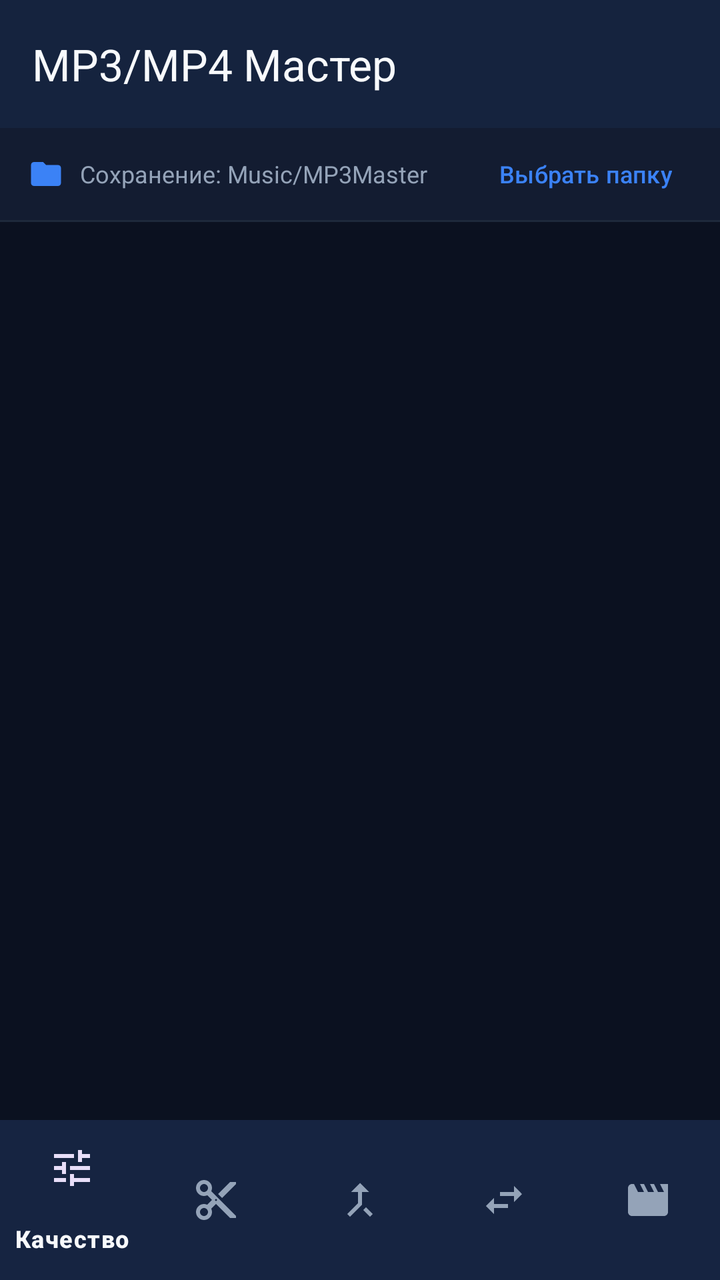
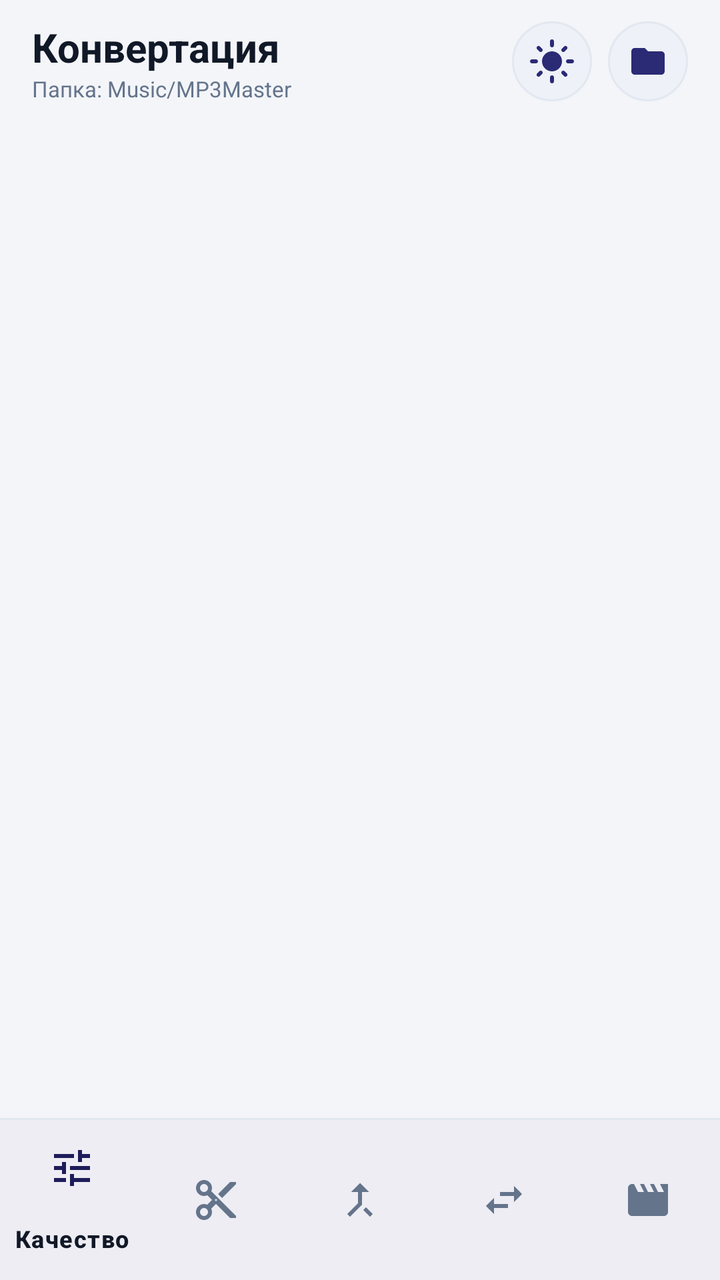

An Android layout rendered at two revisions. The XML below is the earlier revision; the diff shows what the commit changed to produce the second picture.
<!-- AndroidManifest.xml: application theme Theme.MP3Master -->
<!-- res/layout/activity_main.xml -->
<?xml version="1.0" encoding="utf-8"?>
<LinearLayout xmlns:android="http://schemas.android.com/apk/res/android"
    xmlns:app="http://schemas.android.com/apk/res-auto"
    android:id="@+id/rootLayout"
    android:layout_width="match_parent"
    android:layout_height="match_parent"
    android:background="@color/surface_bg"
    android:orientation="vertical">

    <com.google.android.material.appbar.MaterialToolbar
        android:id="@+id/toolbar"
        android:layout_width="match_parent"
        android:layout_height="wrap_content"
        android:background="@color/card_bg"
        android:elevation="2dp"
        app:title="@string/app_name"
        app:titleTextColor="@color/text_primary" />

    
    <LinearLayout
        android:id="@+id/layoutSaveFolderBar"
        android:layout_width="match_parent"
        android:layout_height="wrap_content"
        android:background="@color/card_bg"
        android:gravity="center_vertical"
        android:orientation="horizontal"
        android:paddingHorizontal="14dp"
        android:paddingVertical="6dp">

        <ImageView
            android:layout_width="18dp"
            android:layout_height="18dp"
            android:contentDescription="Папка"
            android:src="@drawable/ic_folder"
            app:tint="@color/primary" />

        <TextView
            android:id="@+id/tvSaveFolderPath"
            android:layout_width="0dp"
            android:layout_height="wrap_content"
            android:layout_marginStart="8dp"
            android:layout_weight="1"
            android:ellipsize="middle"
            android:singleLine="true"
            android:text="Сохранение: Music/MP3Master"
            android:textColor="@color/text_secondary"
            android:textSize="12sp" />

        <com.google.android.material.button.MaterialButton
            android:id="@+id/btnPickSaveFolder"
            style="@style/Widget.Material3.Button.TextButton"
            android:layout_width="wrap_content"
            android:layout_height="34dp"
            android:insetTop="0dp"
            android:insetBottom="0dp"
            android:minWidth="0dp"
            android:paddingHorizontal="10dp"
            android:text="Выбрать папку"
            android:textSize="12sp" />

        <ImageButton
            android:id="@+id/btnResetSaveFolder"
            android:layout_width="30dp"
            android:layout_height="30dp"
            android:background="?attr/selectableItemBackgroundBorderless"
            android:contentDescription="Сбросить папку"
            android:src="@drawable/ic_delete"
            android:visibility="gone"
            app:tint="@color/text_secondary" />
    </LinearLayout>

    <View
        android:layout_width="match_parent"
        android:layout_height="1dp"
        android:background="@color/divider" />

    <FrameLayout
        android:id="@+id/fragmentContainer"
        android:layout_width="match_parent"
        android:layout_height="0dp"
        android:layout_weight="1" />

    <com.google.android.material.bottomnavigation.BottomNavigationView
        android:id="@+id/bottomNav"
        android:layout_width="match_parent"
        android:layout_height="wrap_content"
        android:background="@color/card_bg"
        app:menu="@menu/bottom_nav_menu" />

</LinearLayout>
<!-- resources referenced by this layout -->
<resources>
  <color name="card_bg">#131C31</color>
  <color name="divider">#1E293B</color>
  <color name="primary">#3B82F6</color>
  <color name="surface_bg">#0B1120</color>
  <color name="text_primary">#F8FAFC</color>
  <color name="text_secondary">#94A3B8</color>
  <!-- drawable ic_delete (drawable) -->
  <?xml version="1.0" encoding="utf-8"?>
  <vector xmlns:android="http://schemas.android.com/apk/res/android"
      android:width="20dp"
      android:height="20dp"
      android:viewportWidth="24"
      android:viewportHeight="24">
      <path
          android:fillColor="#FF000000"
          android:pathData="M19,6.41L17.59,5 12,10.59 6.41,5 5,6.41 10.59,12 5,17.59 6.41,19 12,13.41 17.59,19 19,17.59 13.41,12z" />
  </vector>
  <string name="app_name">MP3/MP4 Мастер</string>
  <style name="Theme.MP3Master" parent="Theme.Material3.Dark.NoActionBar">
          <item name="colorPrimary">@color/primary</item>
          <item name="colorPrimaryContainer">@color/primary_container</item>
          <item name="colorOnPrimaryContainer">@color/on_primary_container</item>
          <item name="colorSurface">@color/card_bg</item>
          <item name="colorSurfaceVariant">@color/pill_bg</item>
          <item name="colorOnSurface">@color/text_primary</item>
          <item name="colorOnSurfaceVariant">@color/text_secondary</item>
          <item name="android:colorBackground">@color/surface_bg</item>
          <item name="android:statusBarColor">@color/surface_bg</item>
          <item name="android:navigationBarColor">@color/card_bg</item>
      </style>
  <color name="primary_container">#1E3A8A</color>
  <color name="on_primary_container">#DBEAFE</color>
  <color name="pill_bg">#1E293B</color>
  <!-- unchanged entries left out for length: 1 -->
</resources>

<!-- the commit's change to res/layout/activity_main.xml (unified diff, before → after) -->
@@ -7,61 +7,69 @@
     android:background="@color/surface_bg"
     android:orientation="vertical">
 
-    <com.google.android.material.appbar.MaterialToolbar
-        android:id="@+id/toolbar"
+    
+    <LinearLayout
+        android:id="@+id/topHeaderBar"
         android:layout_width="match_parent"
         android:layout_height="wrap_content"
-        android:background="@color/card_bg"
-        android:elevation="2dp"
-        app:title="@string/app_name"
-        app:titleTextColor="@color/text_primary" />
-
-    
-    <LinearLayout
-        android:id="@+id/layoutSaveFolderBar"
-        android:layout_width="match_parent"
-        android:layout_height="wrap_content"
-        android:background="@color/card_bg"
+        android:background="@color/surface_bg"
         android:gravity="center_vertical"
         android:orientation="horizontal"
-        android:paddingHorizontal="14dp"
-        android:paddingVertical="6dp">
+        android:paddingHorizontal="16dp"
+        android:paddingVertical="10dp">
 
-        <ImageView
-            android:layout_width="18dp"
-            android:layout_height="18dp"
-            android:contentDescription="Папка"
+        <LinearLayout
+            android:layout_width="0dp"
+            android:layout_height="wrap_content"
+            android:layout_weight="1"
+            android:orientation="vertical">
+
+            <TextView
+                android:id="@+id/tvHeaderTitle"
+                android:layout_width="wrap_content"
+                android:layout_height="wrap_content"
+                android:text="Конвертация"
+                android:textColor="@color/text_primary"
+                android:textSize="20sp"
+                android:textStyle="bold" />
+
+            <TextView
+                android:id="@+id/tvSaveFolderPath"
+                android:layout_width="wrap_content"
+                android:layout_height="wrap_content"
+                android:ellipsize="middle"
+                android:singleLine="true"
+                android:text="Папка: Music/MP3Master"
+                android:textColor="@color/text_secondary"
+                android:textSize="11sp" />
+        </LinearLayout>
+
+        <ImageButton
+            android:id="@+id/btnToggleTheme"
+            android:layout_width="40dp"
+            android:layout_height="40dp"
+            android:layout_marginEnd="8dp"
+            android:background="@drawable/bg_tool_circle"
+            android:contentDescription="Сменить тему"
+            android:padding="9dp"
+            android:src="@drawable/ic_theme_light"
+            app:tint="@color/primary" />
+
+        <ImageButton
+            android:id="@+id/btnPickSaveFolder"
+            android:layout_width="40dp"
+            android:layout_height="40dp"
+            android:background="@drawable/bg_tool_circle"
+            android:contentDescription="Выбрать папку"
+            android:padding="9dp"
             android:src="@drawable/ic_folder"
             app:tint="@color/primary" />
 
-        <TextView
-            android:id="@+id/tvSaveFolderPath"
-            android:layout_width="0dp"
-            android:layout_height="wrap_content"
-            android:layout_marginStart="8dp"
-            android:layout_weight="1"
-            android:ellipsize="middle"
-            android:singleLine="true"
-            android:text="Сохранение: Music/MP3Master"
-            android:textColor="@color/text_secondary"
-            android:textSize="12sp" />
-
-        <com.google.android.material.button.MaterialButton
-            android:id="@+id/btnPickSaveFolder"
-            style="@style/Widget.Material3.Button.TextButton"
-            android:layout_width="wrap_content"
-            android:layout_height="34dp"
-            android:insetTop="0dp"
-            android:insetBottom="0dp"
-            android:minWidth="0dp"
-            android:paddingHorizontal="10dp"
-            android:text="Выбрать папку"
-            android:textSize="12sp" />
-
         <ImageButton
             android:id="@+id/btnResetSaveFolder"
-            android:layout_width="30dp"
-            android:layout_height="30dp"
+            android:layout_width="36dp"
+            android:layout_height="36dp"
+            android:layout_marginStart="6dp"
             android:background="?attr/selectableItemBackgroundBorderless"
             android:contentDescription="Сбросить папку"
             android:src="@drawable/ic_delete"
@@ -69,22 +77,23 @@
             app:tint="@color/text_secondary" />
     </LinearLayout>
 
-    <View
-        android:layout_width="match_parent"
-        android:layout_height="1dp"
-        android:background="@color/divider" />
-
     <FrameLayout
         android:id="@+id/fragmentContainer"
         android:layout_width="match_parent"
         android:layout_height="0dp"
         android:layout_weight="1" />
 
+    <View
+        android:layout_width="match_parent"
+        android:layout_height="1dp"
+        android:background="@color/divider" />
+
     <com.google.android.material.bottomnavigation.BottomNavigationView
         android:id="@+id/bottomNav"
         android:layout_width="match_parent"
         android:layout_height="wrap_content"
         android:background="@color/card_bg"
+        app:itemActiveIndicatorStyle="@style/Widget.Material3.BottomNavigationView.ActiveIndicator"
         app:menu="@menu/bottom_nav_menu" />
 
 </LinearLayout>
<!-- resource entries referenced after the edit -->
@@ -1,11 +1,18 @@
 <!-- resources referenced by this layout -->
 <resources>
-  <color name="card_bg">#131C31</color>
-  <color name="divider">#1E293B</color>
-  <color name="primary">#3B82F6</color>
-  <color name="surface_bg">#0B1120</color>
-  <color name="text_primary">#F8FAFC</color>
-  <color name="text_secondary">#94A3B8</color>
+  <color name="card_bg">#FFFFFF</color>
+  <color name="divider">#E2E8F0</color>
+  <color name="primary">#2B2A75</color>
+  <color name="surface_bg">#F3F5F9</color>
+  <color name="text_primary">#111827</color>
+  <color name="text_secondary">#64748B</color>
+  <!-- drawable bg_tool_circle (drawable) -->
+  <?xml version="1.0" encoding="utf-8"?>
+  <shape xmlns:android="http://schemas.android.com/apk/res/android"
+      android:shape="oval">
+      <solid android:color="@color/pill_bg" />
+      <stroke android:width="1dp" android:color="@color/divider" />
+  </shape>
   <!-- drawable ic_delete (drawable) -->
   <?xml version="1.0" encoding="utf-8"?>
   <vector xmlns:android="http://schemas.android.com/apk/res/android"
@@ -17,11 +24,22 @@
           android:fillColor="#FF000000"
           android:pathData="M19,6.41L17.59,5 12,10.59 6.41,5 5,6.41 10.59,12 5,17.59 6.41,19 12,13.41 17.59,19 19,17.59 13.41,12z" />
   </vector>
-  <string name="app_name">MP3/MP4 Мастер</string>
-  <style name="Theme.MP3Master" parent="Theme.Material3.Dark.NoActionBar">
+  <!-- drawable ic_theme_light (drawable) -->
+  <?xml version="1.0" encoding="utf-8"?>
+  <vector xmlns:android="http://schemas.android.com/apk/res/android"
+      android:width="24dp" android:height="24dp"
+      android:viewportWidth="24" android:viewportHeight="24">
+      <path android:fillColor="#FF000000"
+          android:pathData="M12,7c-2.76,0 -5,2.24 -5,5s2.24,5 5,5 5,-2.24 5,-5 -2.24,-5 -5,-5zM2,13h2c0.55,0 1,-0.45 1,-1s-0.45,-1 -1,-1H2c-0.55,0 -1,0.45 -1,1s0.45,1 1,1zM20,13h2c0.55,0 1,-0.45 1,-1s-0.45,-1 -1,-1h-2c-0.55,0 -1,0.45 -1,1s0.45,1 1,1zM11,2v2c0,0.55 0.45,1 1,1s1,-0.45 1,-1V2c0,-0.55 -0.45,-1 -1,-1s-1,0.45 -1,1zM11,20v2c0,0.55 0.45,1 1,1s1,-0.45 1,-1v-2c0,-0.55 -0.45,-1 -1,-1s-1,0.45 -1,1zM5.99,4.58c-0.39,-0.39 -1.03,-0.39 -1.41,0 -0.39,0.39 -0.39,1.03 0,1.41l1.06,1.06c0.39,0.39 1.03,0.39 1.41,0s0.39,-1.03 0,-1.41L5.99,4.58zM18.36,16.95c-0.39,-0.39 -1.03,-0.39 -1.41,0 -0.39,0.39 -0.39,1.03 0,1.41l1.06,1.06c0.39,0.39 1.03,0.39 1.41,0 0.39,-0.39 0.39,-1.03 0,-1.41l-1.06,-1.06zM19.42,5.99c0.39,-0.39 0.39,-1.03 0,-1.41 -0.39,-0.39 -1.03,-0.39 -1.41,0l-1.06,1.06c-0.39,0.39 -0.39,1.03 0,1.41s1.03,0.39 1.41,0l1.06,-1.06zM7.05,18.36c0.39,-0.39 0.39,-1.03 0,-1.41 -0.39,-0.39 -1.03,-0.39 -1.41,0l-1.06,1.06c-0.39,0.39 -0.39,1.03 0,1.41s1.03,0.39 1.41,0l1.06,-1.06z" />
+  </vector>
+  <style name="Theme.MP3Master" parent="Theme.Material3.DayNight.NoActionBar">
           <item name="colorPrimary">@color/primary</item>
+          <item name="colorOnPrimary">@color/on_primary</item>
           <item name="colorPrimaryContainer">@color/primary_container</item>
           <item name="colorOnPrimaryContainer">@color/on_primary_container</item>
+          <item name="colorSecondary">@color/primary</item>
+          <item name="colorSecondaryContainer">@color/primary_container</item>
+          <item name="colorOnSecondaryContainer">@color/on_primary_container</item>
           <item name="colorSurface">@color/card_bg</item>
           <item name="colorSurfaceVariant">@color/pill_bg</item>
           <item name="colorOnSurface">@color/text_primary</item>
@@ -29,10 +47,12 @@
           <item name="android:colorBackground">@color/surface_bg</item>
           <item name="android:statusBarColor">@color/surface_bg</item>
           <item name="android:navigationBarColor">@color/card_bg</item>
+          <item name="android:windowLightStatusBar">true</item>
       </style>
-  <color name="primary_container">#1E3A8A</color>
-  <color name="on_primary_container">#DBEAFE</color>
-  <color name="pill_bg">#1E293B</color>
+  <color name="primary_container">#E4E7F8</color>
+  <color name="on_primary_container">#1E1D59</color>
+  <color name="pill_bg">#EEF1F8</color>
+  <color name="on_primary">#FFFFFF</color>
   <!-- unchanged entries left out for length: 1 -->
 </resources>
 
